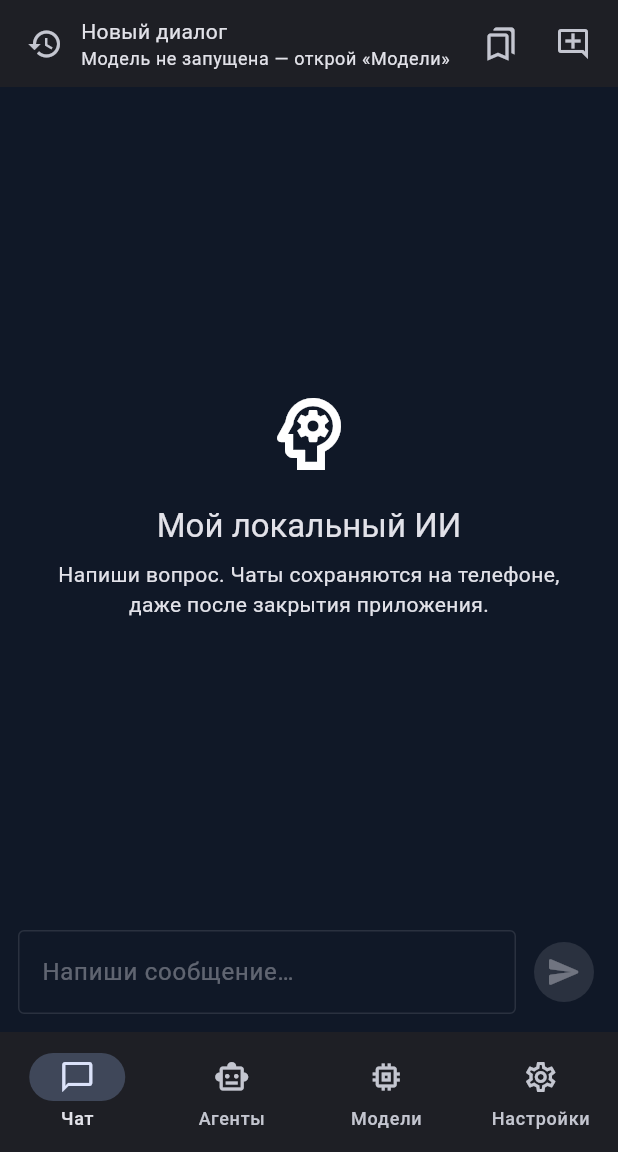
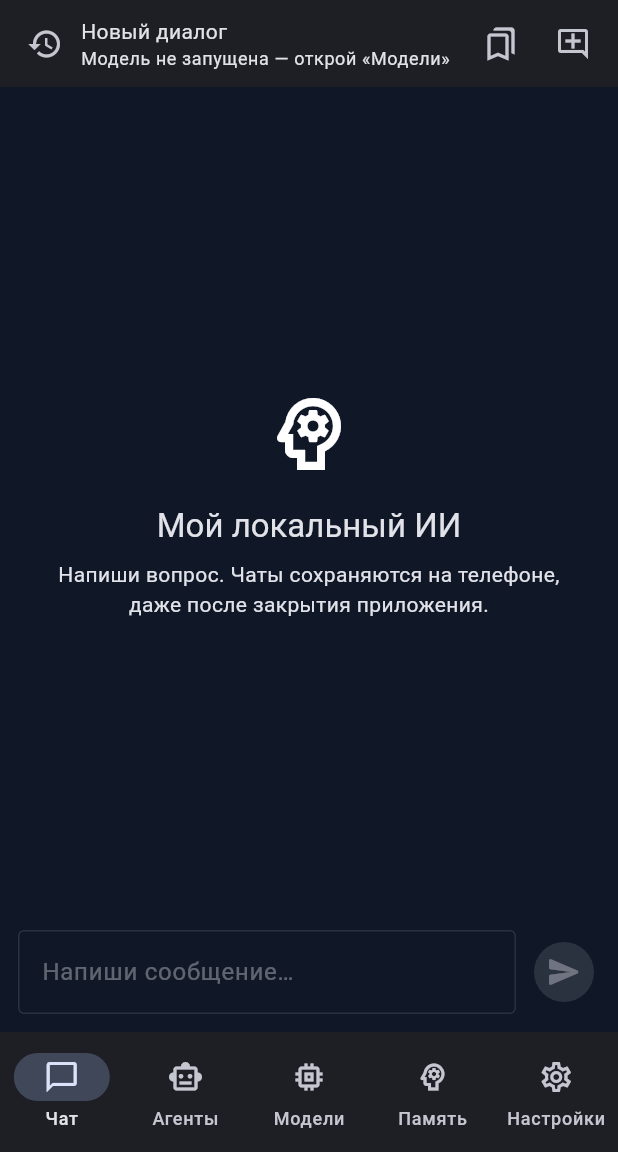
Before and after one commit to arladiy96-commits/Intellect-, a Flutter app: the screen it shows after launch, on a phone screen of 412 x 824 dp, the part 84-1236 px from its top. Run offline on Flutter 3.47's test engine with Material 3 defaults, Android fonts, the light colour scheme and no system bars; network calls fail.

Commit message:
Add files via upload

```diff
--- a/lib/src/app.dart
+++ b/lib/src/app.dart
@@ -3,6 +3,7 @@ import 'package:flutter/material.dart';
 import 'features/agents/agents_screen.dart';
 import 'features/chat/chat_screen.dart';
 import 'features/models/models_screen.dart';
+import 'features/memory/memory_screen.dart';
 import 'features/settings/settings_screen.dart';
 import 'features/settings/updates_screen.dart';
 import 'core/updates/baboon_update_service.dart';
@@ -71,6 +72,7 @@ class _MainShellState extends State<MainShell> {
     ChatScreen(),
     AgentsScreen(),
     ModelsScreen(),
+    MemoryScreen(),
     SettingsScreen(),
   ];
 
@@ -92,6 +94,7 @@ class _MainShellState extends State<MainShell> {
             label: 'Агенты',
           ),
           NavigationDestination(icon: Icon(Icons.memory), label: 'Модели'),
+          NavigationDestination(icon: Icon(Icons.psychology_outlined), label: 'Память'),
           NavigationDestination(
             icon: Icon(Icons.settings_outlined),
             label: 'Настройки',
```
